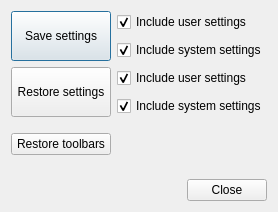
Qt form Resources/ui/ui_Dialog.ui (APEbbers/SaveAndRestore) before a commit.
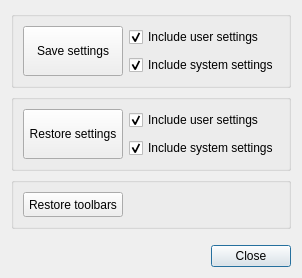
The same form after that commit.

Commit message: test with restore dialog

The edit to the form file:
```diff
--- a/Resources/ui/ui_Dialog.ui
+++ b/Resources/ui/ui_Dialog.ui
@@ -13,8 +13,33 @@
   <property name="windowTitle">
    <string>Dialog</string>
   </property>
-  <layout class="QGridLayout" name="gridLayout_4">
-   <item row="0" column="0" colspan="2">
+  <layout class="QGridLayout" name="gridLayout_5">
+   <item row="6" column="0">
+    <layout class="QGridLayout" name="gridLayout_3">
+     <item row="0" column="1">
+      <widget class="QPushButton" name="CloseButton">
+       <property name="text">
+        <string>Close</string>
+       </property>
+      </widget>
+     </item>
+     <item row="0" column="0">
+      <spacer name="horizontalSpacer">
+       <property name="orientation">
+        <enum>Qt::Orientation::Horizontal</enum>
+       </property>
+       <property name="sizeHint" stdset="0">
+        <size>
+         <width>40</width>
+         <height>20</height>
+        </size>
+       </property>
+      </spacer>
+     </item>
+    </layout>
+   </item>
+   <item row="0" column="0">
+    <widget class="QGroupBox" name="">
     <layout class="QGridLayout" name="gridLayout">
      <item row="0" column="0" rowspan="2">
       <widget class="QPushButton" name="saveSettings">
@@ -50,8 +75,10 @@
       </widget>
      </item>
     </layout>
+    </widget>
    </item>
-   <item row="1" column="0" colspan="2">
+   <item row="1" column="0">
+    <widget class="QGroupBox" name="">
     <layout class="QGridLayout" name="gridLayout_2">
      <item row="0" column="1">
       <widget class="QCheckBox" name="IncludeUser_Restore">
@@ -63,13 +90,6 @@
        </property>
       </widget>
      </item>
-     <item row="3" column="0">
-      <widget class="QPushButton" name="restoreToolbars">
-       <property name="text">
-        <string>Restore toolbars</string>
-       </property>
-      </widget>
-     </item>
      <item row="0" column="0" rowspan="2">
       <widget class="QPushButton" name="restoreSettings">
        <property name="minimumSize">
@@ -93,7 +113,55 @@
        </property>
       </widget>
      </item>
-     <item row="2" column="0">
+     </layout>
+    </widget>
+   </item>
+   <item row="5" column="0">
+    <spacer name="verticalSpacer">
+     <property name="orientation">
+      <enum>Qt::Orientation::Vertical</enum>
+     </property>
+     <property name="sizeHint" stdset="0">
+      <size>
+       <width>20</width>
+       <height>20</height>
+      </size>
+     </property>
+    </spacer>
+   </item>
+   <item row="3" column="0">
+    <widget class="QGroupBox" name="">
+     <layout class="QGridLayout" name="gridLayout_4">
+      <item row="0" column="0">
+       <widget class="QPushButton" name="restoreToolbars">
+        <property name="minimumSize">
+         <size>
+          <width>100</width>
+          <height>25</height>
+         </size>
+        </property>
+        <property name="text">
+         <string>Restore toolbars</string>
+        </property>
+       </widget>
+      </item>
+      <item row="0" column="1">
+       <spacer name="horizontalSpacer_2">
+        <property name="orientation">
+         <enum>Qt::Orientation::Horizontal</enum>
+        </property>
+        <property name="sizeHint" stdset="0">
+         <size>
+          <width>40</width>
+          <height>20</height>
+         </size>
+        </property>
+       </spacer>
+      </item>
+     </layout>
+    </widget>
+   </item>
+   <item row="4" column="0">
       <spacer name="verticalSpacer_2">
        <property name="orientation">
         <enum>Qt::Orientation::Vertical</enum>
@@ -108,45 +176,6 @@
         </size>
        </property>
       </spacer>
-     </item>
-    </layout>
-   </item>
-   <item row="2" column="0">
-    <spacer name="verticalSpacer">
-     <property name="orientation">
-      <enum>Qt::Orientation::Vertical</enum>
-     </property>
-     <property name="sizeHint" stdset="0">
-      <size>
-       <width>20</width>
-       <height>20</height>
-      </size>
-     </property>
-    </spacer>
-   </item>
-   <item row="3" column="0" colspan="2">
-    <layout class="QGridLayout" name="gridLayout_3">
-     <item row="0" column="1">
-      <widget class="QPushButton" name="CloseButton">
-       <property name="text">
-        <string>Close</string>
-       </property>
-      </widget>
-     </item>
-     <item row="0" column="0">
-      <spacer name="horizontalSpacer">
-       <property name="orientation">
-        <enum>Qt::Orientation::Horizontal</enum>
-       </property>
-       <property name="sizeHint" stdset="0">
-        <size>
-         <width>40</width>
-         <height>20</height>
-        </size>
-       </property>
-      </spacer>
-     </item>
-    </layout>
    </item>
   </layout>
  </widget>
```
Left out of the diff: 2 changed lines with no effect on the pictures. Lines whose indentation alone changed are shown as unchanged. The commit also changes 3 other files.
